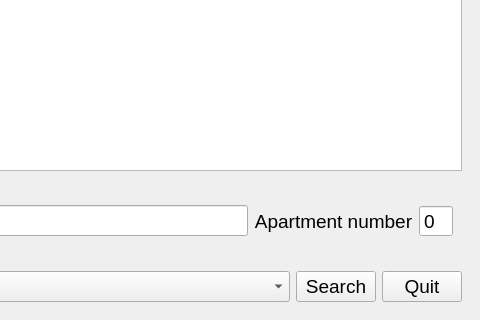
veeyslaw/hotelDB, file Front/form.ui: the form before one commit; both pictures show x 418 to 898 and y 280 to 600 of the 898 by 600 pixel window.
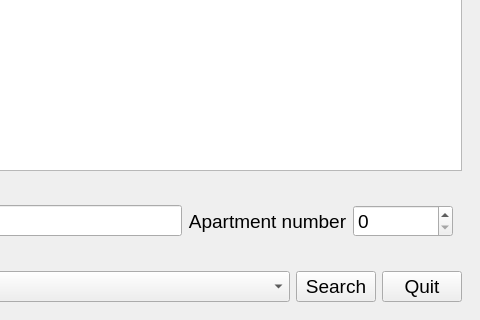
The form after the commit. The open tabs and pages were chosen to show the change.

What changed in the file:
```diff
--- a/Front/form.ui
+++ b/Front/form.ui
@@ -725,8 +725,26 @@
             </item>
             <item row="0" column="3">
              <widget class="QSpinBox" name="apartment_number_spin_box">
+              <property name="sizePolicy">
+               <sizepolicy hsizetype="Fixed" vsizetype="Fixed">
+                <horstretch>0</horstretch>
+                <verstretch>0</verstretch>
+               </sizepolicy>
+              </property>
+              <property name="minimumSize">
+               <size>
+                <width>100</width>
+                <height>0</height>
+               </size>
+              </property>
               <property name="buttonSymbols">
-               <enum>QAbstractSpinBox::NoButtons</enum>
+               <enum>QAbstractSpinBox::UpDownArrows</enum>
+              </property>
+              <property name="maximum">
+               <number>999</number>
+              </property>
+              <property name="value">
+               <number>0</number>
               </property>
              </widget>
             </item>
```
Left out of the diff: 16 changed lines with no effect on the pictures.
